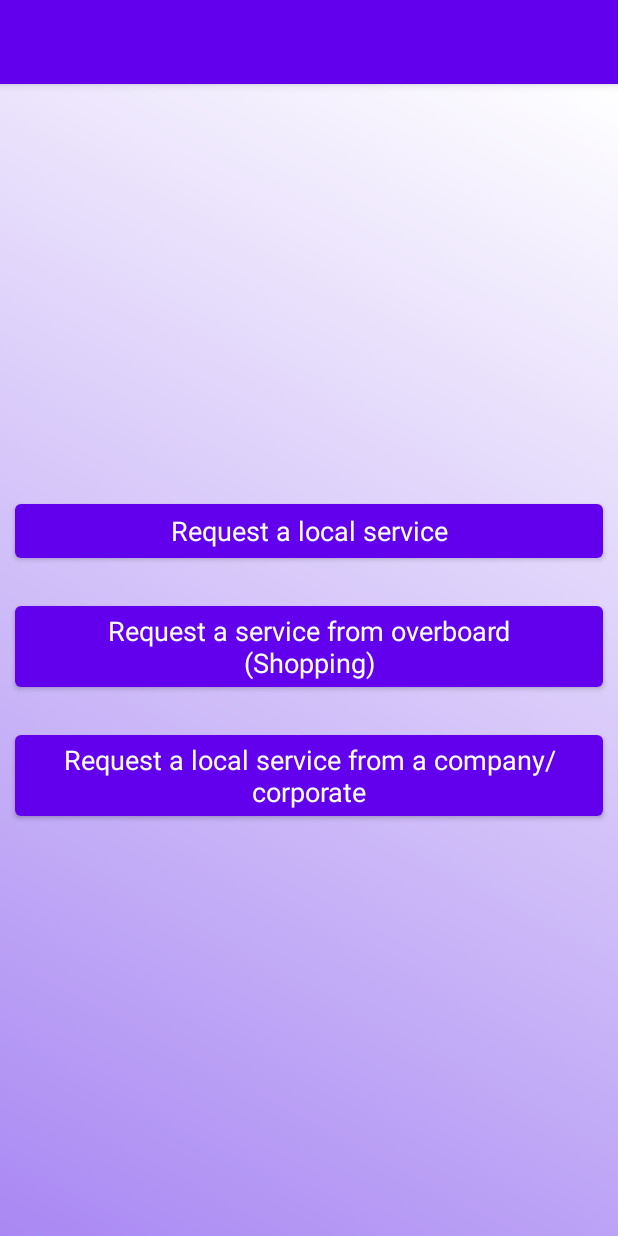
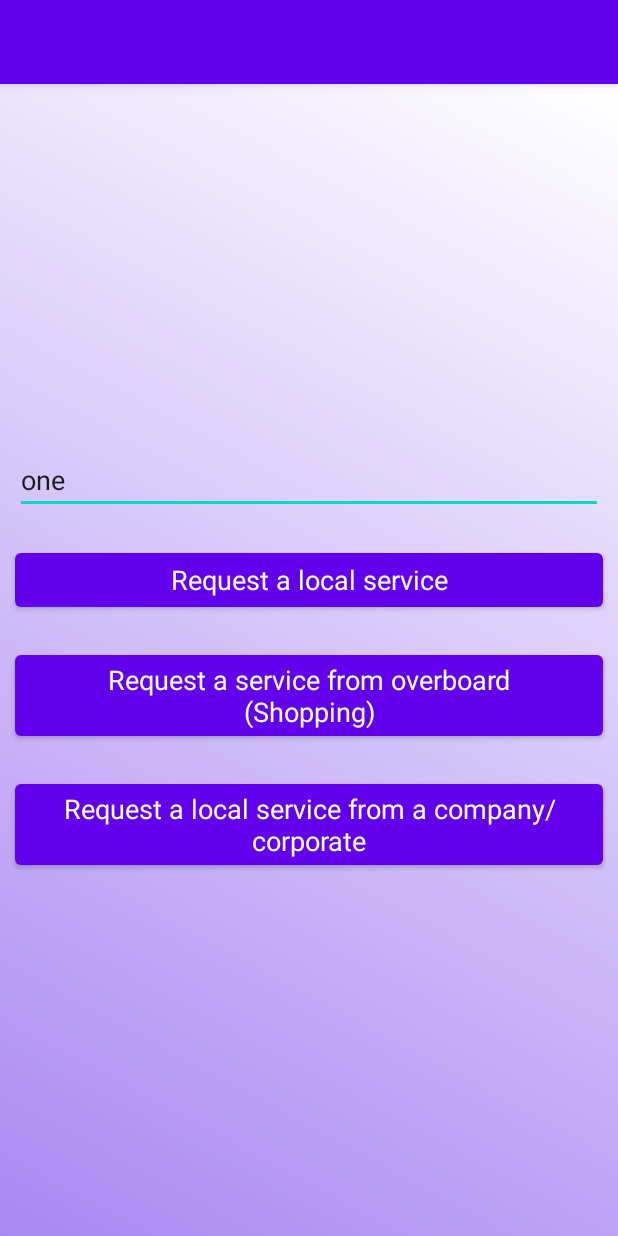
Before and after one commit to mikaty98/MyTestingAp, an Android app: the SeekerHome screen opened directly, with no data from a screen before it, on a phone screen of 412 x 824 dp. Run offline under Robolectric (Android 15) with nearby library versions, the phone set to English and light mode, and no system bars; our stand-ins replace Firebase (no records; nobody signed in at launch, a user with empty details on screens opened directly).

Commit message:
seeker home

```diff
--- a/app/src/main/java/com/example/mytestingapp/SeekerHome.java
+++ b/app/src/main/java/com/example/mytestingapp/SeekerHome.java
@@ -2,22 +2,43 @@ package com.example.mytestingapp;
 
 import androidx.appcompat.app.AppCompatActivity;
 
+import android.content.Intent;
 import android.os.Bundle;
 import android.widget.Button;
+import android.widget.EditText;
+
+import com.google.firebase.database.DatabaseReference;
+import com.google.firebase.database.FirebaseDatabase;
 
 public class SeekerHome extends AppCompatActivity {
 
     private Button localRequest;
     private Button overboardRequest;
     private Button officialRequest;
+    private EditText one;
+
 
     @Override
     protected void onCreate(Bundle savedInstanceState) {
         super.onCreate(savedInstanceState);
         setContentView(R.layout.activity_seeker_home);
 
+        Intent intent = getIntent();
+        Intent intent1 = getIntent();
+
+        String text = intent1.getStringExtra(SLoginActivity.TEXT);
+
+
+
         localRequest = findViewById(R.id.localService);
         overboardRequest = findViewById(R.id.overboardService);
         officialRequest = findViewById(R.id.officialService);
+        one = findViewById(R.id.one);
+
+        one.setError(text);
+
+
+
+
     }
 }
--- a/app/src/main/res/layout/activity_seeker_home.xml
+++ b/app/src/main/res/layout/activity_seeker_home.xml
@@ -19,6 +19,16 @@
             android:orientation="vertical"
             android:gravity="center"
             android:layout_height="wrap_content">
+
+            <EditText
+                android:layout_width="match_parent"
+                android:layout_height="wrap_content"
+                android:layout_margin="10dp"
+                android:text="one"
+                android:textAppearance="?android:textAppearanceMedium"
+                android:id="@+id/one"
+                />
+
 
             <Button
                 android:layout_width="match_parent"
```
Also changed, not shown: app/src/main/java/com/example/mytestingapp/SLoginActivity.java (+9 -0 lines).
